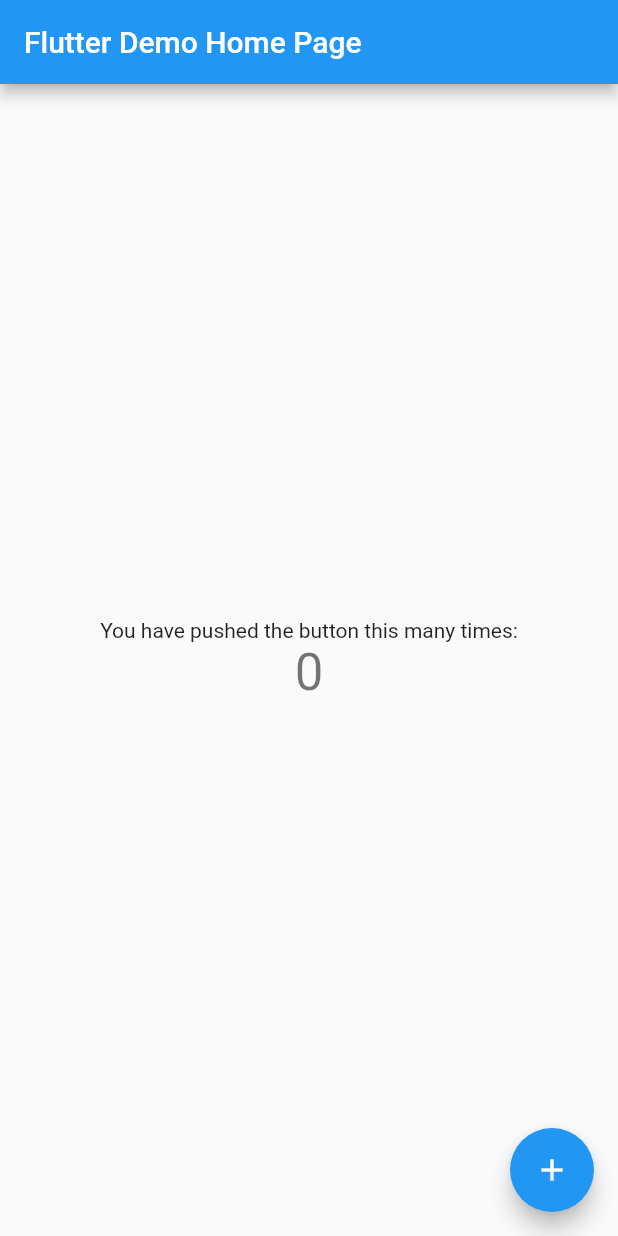
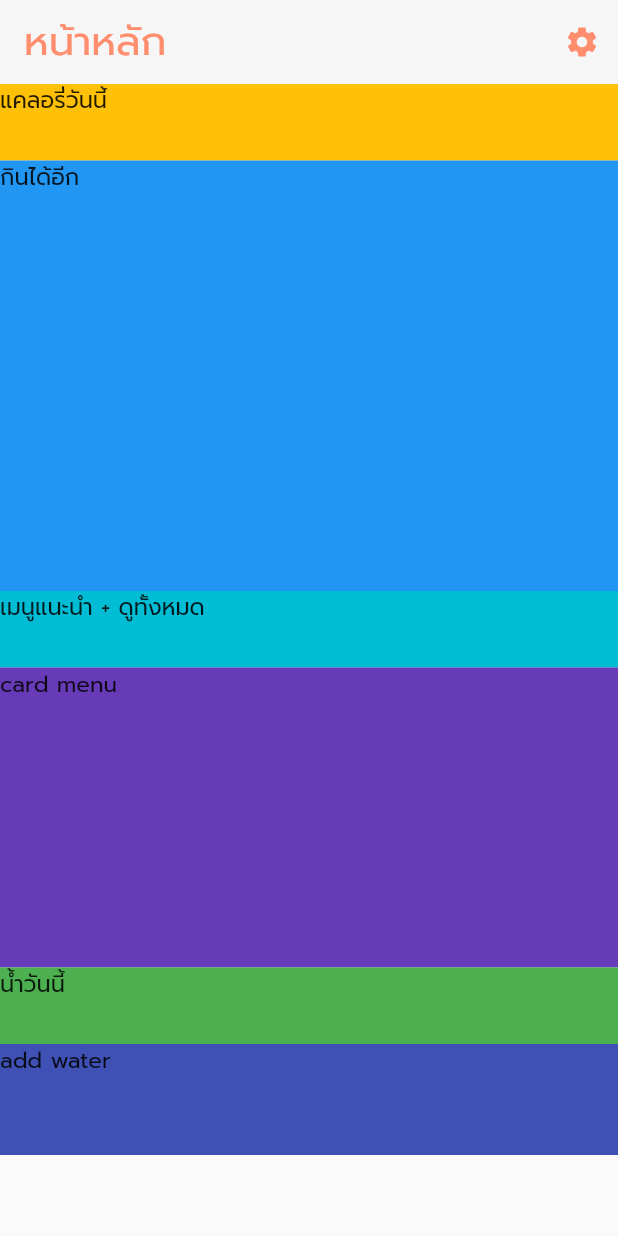
Before and after one commit to kumaru09/foodandbody, a Flutter app: the screen it shows after launch, on a phone screen of 412 x 824 dp. Run offline on Flutter 3.47's test engine with Material 2 defaults, Android fonts, the phone set to English and light mode, and no system bars.

Commit message:
Add home layout and create theme.dart

```diff
--- /dev/null
+++ b/lib/home.dart
@@ -0,0 +1,75 @@
+import 'package:flutter/material.dart';
+import 'package:foodandbody/theme.dart';
+
+class Home extends StatelessWidget {
+  const Home({Key? key}) : super(key: key);
+
+  @override
+  Widget build(BuildContext context) {
+    return MaterialApp(
+      home: _Home(),
+      theme: AppTheme.themeData,
+    );
+  }
+}
+
+class _Home extends StatelessWidget {
+  const _Home({Key? key}) : super(key: key);
+
+  @override
+  Widget build(BuildContext context) {
+    return Scaffold(
+        appBar: AppBar(
+          backgroundColor: Color(0xFFF6F6F6),
+          elevation: 0,
+          title: Text("หน้าหลัก",
+              style: Theme.of(context)
+                  .textTheme
+                  .headline5!
+                  .merge(TextStyle(color: AppTheme.themeData.primaryColor))),
+          actions: [
+            IconButton(
+                onPressed: () {
+                  // change page to setting page
+                },
+                icon: Icon(Icons.settings,
+                    color: AppTheme.themeData.primaryColor))
+          ],
+        ),
+        body: SafeArea(
+          child: ListView(
+            children: <Widget>[
+              Container(
+                  height: 51,
+                  color: Colors.amber,
+                  child: Text("แคลอรี่วันนี้")),
+              Container(
+                height: 287,
+                color: Colors.blue,
+                child: Text("กินได้อีก"),
+              ),
+              Container(
+                height: 51,
+                color: Colors.cyan,
+                child: Text("เมนูแนะนำ + ดูทั้งหมด"),
+              ),
+              Container(
+                height: 200,
+                color: Colors.deepPurple,
+                child: Text("card menu"),
+              ),
+              Container(
+                height: 51,
+                color: Colors.green,
+                child: Text("น้ำวันนี้"),
+              ),
+              Container(
+                height: 74,
+                color: Colors.indigo,
+                child: Text("add water"),
+              ),
+            ],
+          ),
+        ));
+  }
+}
--- a/lib/main.dart
+++ b/lib/main.dart
@@ -1,113 +1,10 @@
 import 'package:flutter/material.dart';
+import 'package:foodandbody/home.dart';
 
 void main() {
-  runApp(MyApp());
+  // runApp(MyApp());
+  runApp(new MaterialApp(
+    title: "food and body",
+    home: Home(),
+  ));
 }
-
-class MyApp extends StatelessWidget {
-  // This widget is the root of your application.
-  @override
-  Widget build(BuildContext context) {
-    return MaterialApp(
-      title: 'Flutter Demo',
-      theme: ThemeData(
-        // This is the theme of your application.
-        //
-        // Try running your application with "flutter run". You'll see the
-        // application has a blue toolbar. Then, without quitting the app, try
-        // changing the primarySwatch below to Colors.green and then invoke
-        // "hot reload" (press "r" in the console where you ran "flutter run",
-        // or simply save your changes to "hot reload" in a Flutter IDE).
-        // Notice that the counter didn't reset back to zero; the application
-        // is not restarted.
-        primarySwatch: Colors.blue,
-      ),
-      home: MyHomePage(title: 'Flutter Demo Home Page'),
-    );
-  }
-}
-
-class MyHomePage extends StatefulWidget {
-  MyHomePage({Key? key, required this.title}) : super(key: key);
-
-  // This widget is the home page of your application. It is stateful, meaning
-  // that it has a State object (defined below) that contains fields that affect
-  // how it looks.
-
-  // This class is the configuration for the state. It holds the values (in this
-  // case the title) provided by the parent (in this case the App widget) and
-  // used by the build method of the State. Fields in a Widget subclass are
-  // always marked "final".
-
-  final String title;
-
-  @override
-  _MyHomePageState createState() => _MyHomePageState();
-}
-
-class _MyHomePageState extends State<MyHomePage> {
-  int _counter = 0;
-
-  void _incrementCounter() {
-    setState(() {
-      // This call to setState tells the Flutter framework that something has
-      // changed in this State, which causes it to rerun the build method below
-      // so that the display can reflect the updated values. If we changed
-      // _counter without calling setState(), then the build method would not be
-      // called again, and so nothing would appear to happen.
-      _counter++;
-    });
-  }
-
-  @override
-  Widget build(BuildContext context) {
-    // This method is rerun every time setState is called, for instance as done
-    // by the _incrementCounter method above.
-    //
-    // The Flutter framework has been optimized to make rerunning build methods
-    // fast, so that you can just rebuild anything that needs updating rather
-    // than having to individually change instances of widgets.
-    return Scaffold(
-      appBar: AppBar(
-        // Here we take the value from the MyHomePage object that was created by
-        // the App.build method, and use it to set our appbar title.
-        title: Text(widget.title),
-      ),
-      body: Center(
-        // Center is a layout widget. It takes a single child and positions it
-        // in the middle of the parent.
-        child: Column(
-          // Column is also a layout widget. It takes a list of children and
-          // arranges them vertically. By default, it sizes itself to fit its
-          // children horizontally, and tries to be as tall as its parent.
-          //
-          // Invoke "debug painting" (press "p" in the console, choose the
-          // "Toggle Debug Paint" action from the Flutter Inspector in Android
-          // Studio, or the "Toggle Debug Paint" command in Visual Studio Code)
-          // to see the wireframe for each widget.
-          //
-          // Column has various properties to control how it sizes itself and
-          // how it positions its children. Here we use mainAxisAlignment to
-          // center the children vertically; the main axis here is the vertical
-          // axis because Columns are vertical (the cross axis would be
-          // horizontal).
-          mainAxisAlignment: MainAxisAlignment.center,
-          children: <Widget>[
-            Text(
-              'You have pushed the button this many times:',
-            ),
-            Text(
-              '$_counter',
-              style: Theme.of(context).textTheme.headline4,
-            ),
-          ],
-        ),
-      ),
-      floatingActionButton: FloatingActionButton(
-        onPressed: _incrementCounter,
-        tooltip: 'Increment',
-        child: Icon(Icons.add),
-      ), // This trailing comma makes auto-formatting nicer for build methods.
-    );
-  }
-}
--- /dev/null
+++ b/lib/theme.dart
@@ -0,0 +1,29 @@
+import 'package:flutter/material.dart';
+
+class AppTheme {
+  static ThemeData get themeData {
+    //text theme
+    const TextTheme textTheme = TextTheme(
+        headline3: TextStyle(fontSize: 53, fontWeight: FontWeight.w300),
+        headline4: TextStyle(fontSize: 38, fontWeight: FontWeight.w300),
+        headline5: TextStyle(fontSize: 27, fontWeight: FontWeight.w300),
+        headline6: TextStyle(fontSize: 22, fontWeight: FontWeight.w400),
+        subtitle1: TextStyle(fontSize: 18, fontWeight: FontWeight.w300),
+        subtitle2: TextStyle(fontSize: 15, fontWeight: FontWeight.w400),
+        bodyText1: TextStyle(fontSize: 18, fontWeight: FontWeight.w300),
+        bodyText2: TextStyle(fontSize: 15, fontWeight: FontWeight.w300),
+        button: TextStyle(fontSize: 15, fontWeight: FontWeight.w400),
+        caption: TextStyle(fontSize: 13, fontWeight: FontWeight.w300),
+        overline: TextStyle(fontSize: 11, fontWeight: FontWeight.w300));
+
+    return ThemeData(
+        // Define text theme
+        fontFamily: "Prompt",
+        textTheme: textTheme,
+
+        //define the default brightness and color
+        brightness: Brightness.light,
+        primaryColor: Color.fromRGBO(255, 142, 110, 1.0),
+        accentColor: Color.fromRGBO(81, 80, 112, 1.0));
+  }
+}
```
Also changed, not shown: pubspec.yaml (+7 -6 lines), assets/fonts/Prompt-Medium.ttf (added), assets/fonts/Prompt-Regular.ttf (added).
